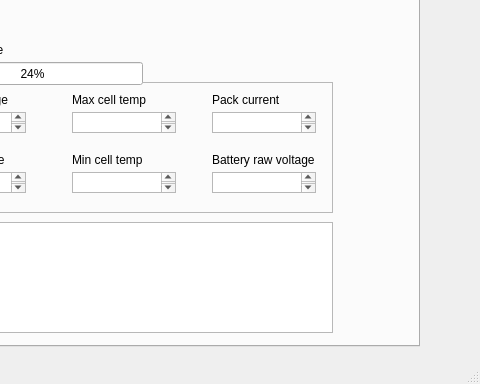
The window that charge_cart_GUI.ui (UWaterloo-Formula-Electric/charge-cart-gui) describes before a commit, drawn with Qt 5; both pictures show x 330 to 810 and y 243 to 627 of the 810 by 627 pixel window.
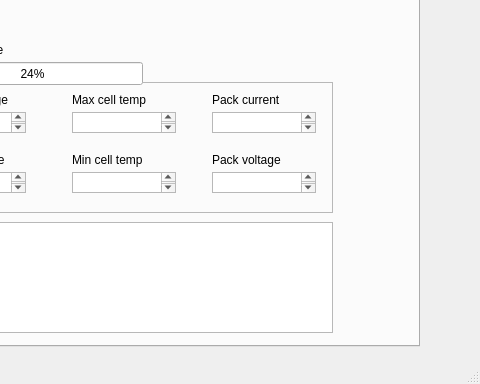
The same window after the commit. Custom widgets are drawn as their Qt base class.

Patch:
```diff
--- a/charge_cart_GUI.ui
+++ b/charge_cart_GUI.ui
@@ -260,7 +260,7 @@
        </rect>
       </property>
       <property name="text">
-       <string>Battery raw voltage</string>
+       <string>Pack voltage</string>
       </property>
      </widget>
      <widget class="QProgressBar" name="SOC_progressBar">
```
